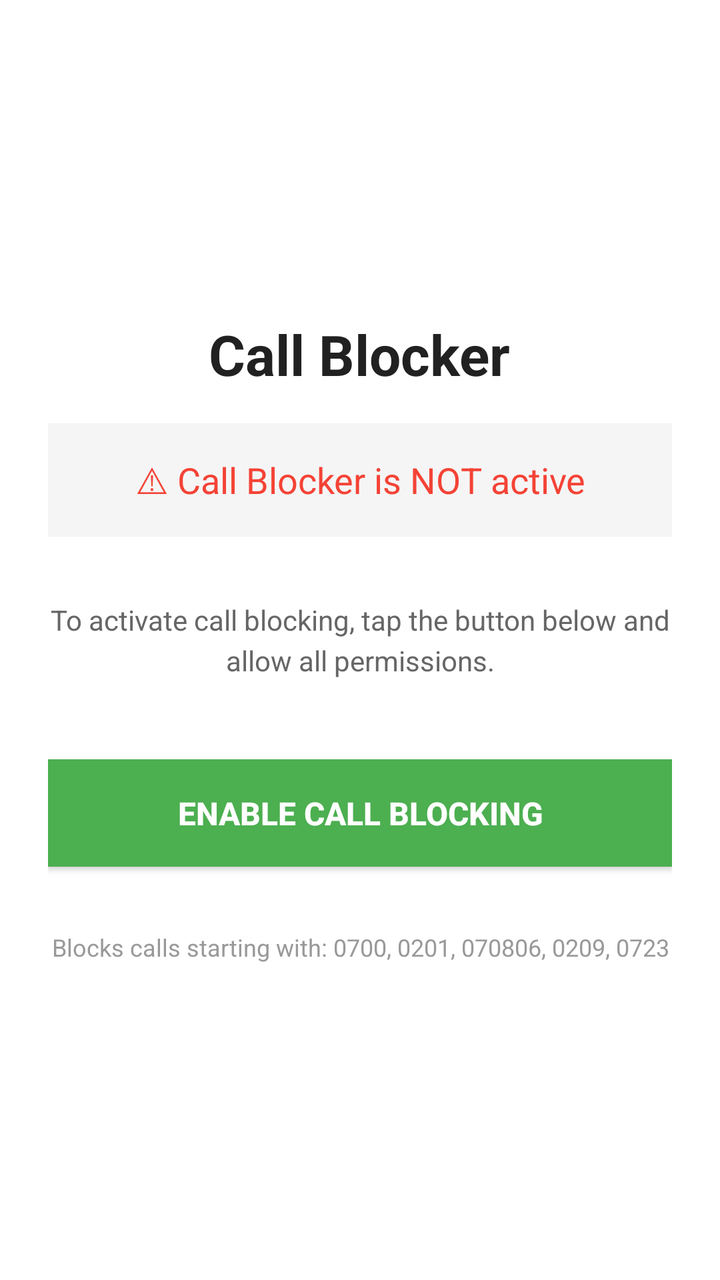
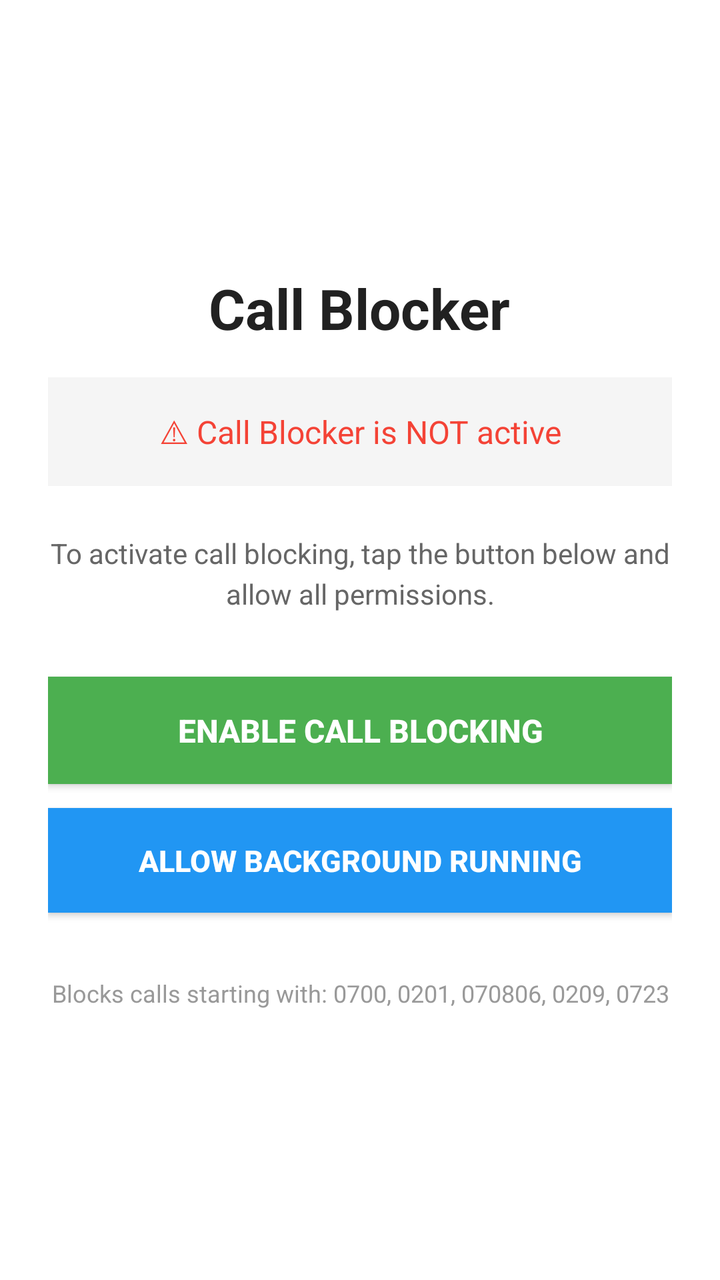

Before-and-after screenshots of an Android layout around one commit, followed by the original layout XML and the change that was made.
<!-- AndroidManifest.xml: application theme Theme.AppCompat.Light.DarkActionBar -->
<!-- res/layout/activity_main.xml -->
<?xml version="1.0" encoding="utf-8"?>
<LinearLayout xmlns:android="http://schemas.android.com/apk/res/android"
    android:layout_width="match_parent"
    android:layout_height="match_parent"
    android:orientation="vertical"
    android:padding="24dp"
    android:gravity="center"
    android:background="#FFFFFF">

    <TextView
        android:layout_width="wrap_content"
        android:layout_height="wrap_content"
        android:text="Call Blocker"
        android:textSize="28sp"
        android:textStyle="bold"
        android:textColor="#212121"
        android:layout_marginBottom="16dp" />

    <TextView
        android:id="@+id/statusText"
        android:layout_width="match_parent"
        android:layout_height="wrap_content"
        android:text="⚠ Call Blocker is NOT active"
        android:textSize="18sp"
        android:textAlignment="center"
        android:textColor="#F44336"
        android:layout_marginBottom="32dp"
        android:padding="16dp"
        android:background="#F5F5F5"
        android:lineSpacingExtra="4dp" />

    <TextView
        android:id="@+id/instructionsText"
        android:layout_width="match_parent"
        android:layout_height="wrap_content"
        android:text="To activate call blocking, tap the button below and allow all permissions."
        android:textSize="14sp"
        android:textAlignment="center"
        android:textColor="#666666"
        android:layout_marginBottom="24dp"
        android:lineSpacingExtra="4dp" />

    <Button
        android:id="@+id/enableButton"
        android:layout_width="match_parent"
        android:layout_height="wrap_content"
        android:text="Enable Call Blocking"
        android:textSize="16sp"
        android:textStyle="bold"
        android:textColor="#FFFFFF"
        android:background="#4CAF50"
        android:padding="16dp"
        android:layout_marginTop="16dp" />

    <TextView
        android:layout_width="match_parent"
        android:layout_height="wrap_content"
        android:text="Blocks calls starting with: 0700, 0201, 070806, 0209, 0723"
        android:textSize="12sp"
        android:textAlignment="center"
        android:textColor="#999999"
        android:layout_marginTop="32dp" />

</LinearLayout>
<!-- resources referenced by this layout -->
<resources>

</resources>

<!-- the commit's change to res/layout/activity_main.xml (unified diff, before → after) -->
@@ -21,10 +21,10 @@
         android:layout_width="match_parent"
         android:layout_height="wrap_content"
         android:text="⚠ Call Blocker is NOT active"
-        android:textSize="18sp"
+        android:textSize="16sp"
         android:textAlignment="center"
         android:textColor="#F44336"
-        android:layout_marginBottom="32dp"
+        android:layout_marginBottom="24dp"
         android:padding="16dp"
         android:background="#F5F5F5"
         android:lineSpacingExtra="4dp" />
@@ -50,7 +50,19 @@
         android:textColor="#FFFFFF"
         android:background="#4CAF50"
         android:padding="16dp"
-        android:layout_marginTop="16dp" />
+        android:layout_marginTop="8dp" />
+
+    <Button
+        android:id="@+id/batteryButton"
+        android:layout_width="match_parent"
+        android:layout_height="wrap_content"
+        android:text="Allow Background Running"
+        android:textSize="15sp"
+        android:textStyle="bold"
+        android:textColor="#FFFFFF"
+        android:background="#2196F3"
+        android:padding="16dp"
+        android:layout_marginTop="12dp" />
 
     <TextView
         android:layout_width="match_parent"
